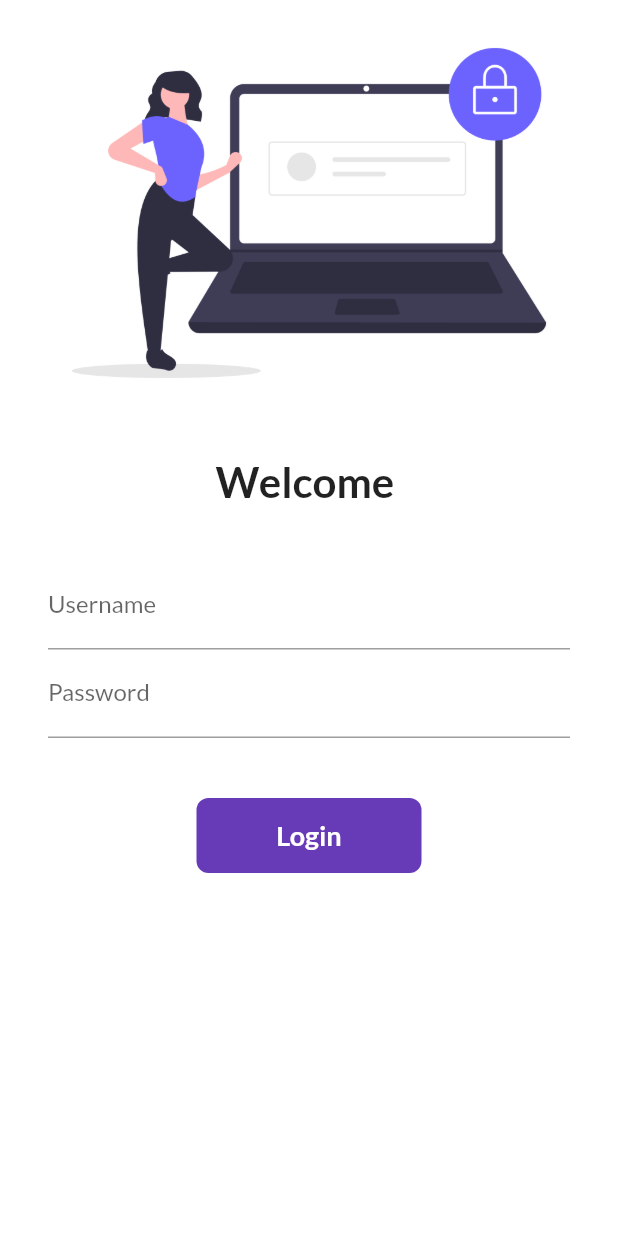
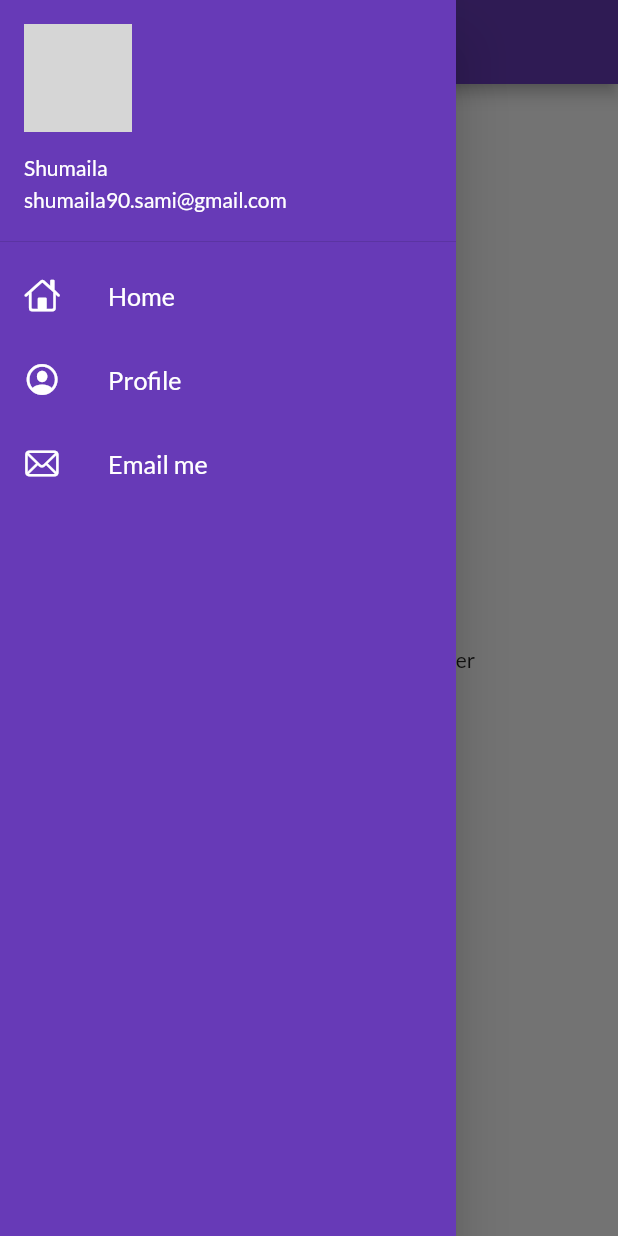
Before and after one commit to shumailaSami/Flutter_Catalog_App, a Flutter app: the screen it shows after launch, with the side drawer open (before the commit the screen has no drawer), on a phone screen of 412 x 824 dp. Run offline on Flutter 3.47's test engine with Material 2 defaults, Android fonts, the phone set to English and light mode, and no system bars; our stand-ins replace google_fonts; network calls fail; grey boxes are pictures that could not be loaded.

Commit message:
day 8 completed

```diff
--- a/lib/main.dart
+++ b/lib/main.dart
@@ -19,11 +19,11 @@ class MyApp extends StatelessWidget {
         primarySwatch: Colors.deepPurple,
         fontFamily: GoogleFonts.lato().fontFamily,
       ),
-      debugShowCheckedModeBanner: false,
       darkTheme: ThemeData(
         brightness: Brightness.dark,
       ),
-      initialRoute: "/",
+      debugShowCheckedModeBanner: false,
+      initialRoute: MyRoutes.homeRoute,
       routes: {
         "/": (context) => LoginPage(), //it's an object of LoginPage class
         MyRoutes.homeRoute: (context) => HomePage(),
--- a/lib/pages/home_page.dart
+++ b/lib/pages/home_page.dart
@@ -1,4 +1,5 @@
 import 'package:flutter/material.dart';
+import 'package:flutter_catalog/widgets/drawer.dart';
 
 class HomePage extends StatelessWidget {
   const HomePage({Key? key}) : super(key: key);
@@ -17,7 +18,7 @@ class HomePage extends StatelessWidget {
           child: Text("Welcome to $days days of flutter $name"),
         ),
       ),
-      drawer: Drawer(),
+      drawer: MyDrawer(),
     );
   }
 }
--- /dev/null
+++ b/lib/widgets/drawer.dart
@@ -0,0 +1,65 @@
+import 'package:flutter/cupertino.dart';
+import 'package:flutter/material.dart';
+
+class MyDrawer extends StatelessWidget {
+  const MyDrawer({Key? key}) : super(key: key);
+
+  @override
+  Widget build(BuildContext context) {
+    final imageUrl =
+        "https://www.google.com/imgres?imgurl=https%3A%2F%2Fpbs.twimg.com%2Fprofile_images%2F1336793336632516609%2FVxXVwrc8_400x400.jpg&imgrefurl=https%3A%2F%2Ftwitter.com%2Fshumailaishrat2&tbnid=4NPuLJQljjsV4M&vet=12ahUKEwjp1sbDsZr1AhWtxHMBHS7BCZoQMygGegQIARAs..i&docid=iuy6fHsTu9rxWM&w=400&h=400&itg=1&q=shumaila%20sami&ved=2ahUKEwjp1sbDsZr1AhWtxHMBHS7BCZoQMygGegQIARAs";
+    return Drawer(
+      child: Container(
+        color: Colors.deepPurple,
+        child: ListView(
+          padding: EdgeInsets.zero,
+          children: [
+            DrawerHeader(
+              padding: EdgeInsets.zero,
+              child: UserAccountsDrawerHeader(
+                margin: EdgeInsets.zero,
+                accountName: Text("Shumaila"),
+                accountEmail: Text("shumaila90.sami@gmail.com"),
+                //currentAccountPicture: Image.network(imageUrl),
+                currentAccountPicture: CircleAvatar(
+                  backgroundImage: NetworkImage(imageUrl),
+                ),
+              ),
+            ),
+            ListTile(
+              leading: Icon(CupertinoIcons.home, color: Colors.white),
+              title: Text(
+                "Home",
+                textScaleFactor: 1.2,
+                style: TextStyle(
+                  color: Colors.white,
+                ),
+              ),
+            ),
+            ListTile(
+              leading:
+                  Icon(CupertinoIcons.profile_circled, color: Colors.white),
+              title: Text(
+                "Profile",
+                textScaleFactor: 1.2,
+                style: TextStyle(
+                  color: Colors.white,
+                ),
+              ),
+            ),
+            ListTile(
+              leading: Icon(CupertinoIcons.mail, color: Colors.white),
+              title: Text(
+                "Email me",
+                textScaleFactor: 1.2,
+                style: TextStyle(
+                  color: Colors.white,
+                ),
+              ),
+            ),
+          ],
+        ),
+      ),
+    );
+  }
+}
```
Also changed, not shown: lib/pages/login_page.dart (+45 -14 lines), assets/images/login_image1.png (added), pubspec.lock.
